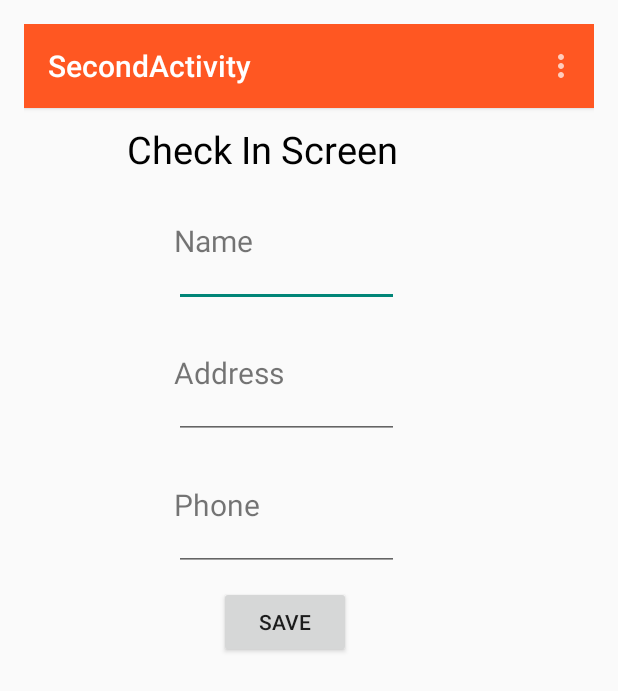
After one commit to xenhaoAC/Map2, an Android app: the SecondActivity screen opened directly, with no data from a screen before it, on a phone screen of 412 x 824 dp. The commit adds this screen. Shown: the top 691 px of the screen. Run offline under Robolectric (Android 15) with nearby library versions, the phone set to English and light mode, and no system bars.

```diff
--- a/app/build.gradle
+++ b/app/build.gradle
@@ -21,7 +21,7 @@ android {
 
 dependencies {
     compile fileTree(dir: 'libs', include: ['*.jar'])
-    compile 'com.android.support:appcompat-v7:22.0.0'
+    compile 'com.android.support:appcompat-v7:22.1.0'
     compile 'com.google.android.gms:play-services:7.0.0'
     compile 'com.getbase:floatingactionbutton:1.9.0'
 }
--- /dev/null
+++ b/app/src/main/java/com/example/xenhao/map2/SecondActivity.java
@@ -0,0 +1,44 @@
+package com.example.xenhao.map2;
+
+import android.os.Bundle;
+import android.support.v7.app.ActionBarActivity;
+import android.support.v7.widget.Toolbar;
+import android.view.Menu;
+import android.view.MenuItem;
+
+
+public class SecondActivity extends ActionBarActivity {
+
+    Toolbar toolbar;
+
+    @Override
+    protected void onCreate(Bundle savedInstanceState) {
+        super.onCreate(savedInstanceState);
+        setContentView(R.layout.activity_second);
+
+        toolbar = (Toolbar)findViewById(R.id.toolbar);
+        setSupportActionBar(toolbar);
+    }
+
+    @Override
+    public boolean onCreateOptionsMenu(Menu menu) {
+        // Inflate the menu; this adds items to the action bar if it is present.
+        getMenuInflater().inflate(R.menu.menu_second, menu);
+        return true;
+    }
+
+    @Override
+    public boolean onOptionsItemSelected(MenuItem item) {
+        // Handle action bar item clicks here. The action bar will
+        // automatically handle clicks on the Home/Up button, so long
+        // as you specify a parent activity in AndroidManifest.xml.
+        int id = item.getItemId();
+
+        //noinspection SimplifiableIfStatement
+        if (id == R.id.action_settings) {
+            return true;
+        }
+
+        return super.onOptionsItemSelected(item);
+    }
+}
--- /dev/null
+++ b/app/src/main/res/layout/activity_second.xml
@@ -0,0 +1,96 @@
+<?xml version="1.0" encoding="utf-8"?>
+<RelativeLayout xmlns:android="http://schemas.android.com/apk/res/android"
+    xmlns:tools="http://schemas.android.com/tools"
+    android:layout_width="match_parent"
+    android:layout_height="match_parent" android:paddingLeft="@dimen/activity_horizontal_margin"
+    android:paddingRight="@dimen/activity_horizontal_margin"
+    android:paddingTop="@dimen/activity_vertical_margin"
+    android:paddingBottom="@dimen/activity_vertical_margin" tools:context=".MainActivity">
+
+
+    <include
+        android:id="@+id/toolbar"
+        layout="@layout/tool_bar"
+
+        ></include>
+
+    <LinearLayout
+        android:layout_below="@id/toolbar"
+        android:layout_width="match_parent"
+        android:layout_height="match_parent"
+        android:orientation="vertical">
+
+        <TextView
+            android:layout_marginTop="10dp"
+            android:textColor="#000000"
+            android:textSize="25dp"
+            android:layout_width="242dp"
+            android:layout_height="wrap_content"
+            android:text="Check In Screen"
+            android:id="@+id/details"
+            android:layout_gravity="center_horizontal" />
+
+        <TextView
+            android:layout_width="wrap_content"
+            android:layout_height="wrap_content"
+            android:layout_marginTop="30dp"
+            android:text="Name"
+            android:layout_marginLeft="100dp"
+            android:id="@+id/Name"
+            android:textSize="20dp"
+            />
+
+        <EditText
+            android:layout_marginLeft="100dp"
+
+            android:layout_marginTop="5dp"
+            android:layout_height="25dp"
+            android:layout_width="150dp"
+            android:id="@+id/editname" />
+
+        <TextView
+            android:layout_width="wrap_content"
+            android:layout_height="wrap_content"
+            android:layout_marginTop="30dp"
+            android:text="Address"
+            android:layout_marginLeft="100dp"
+            android:id="@+id/Address"
+            android:textSize="20dp"
+            />
+
+        <EditText
+            android:layout_marginLeft="100dp"
+
+            android:layout_marginTop="5dp"
+            android:layout_height="25dp"
+            android:layout_width="150dp"
+            android:id="@+id/editadd" />
+
+        <TextView
+            android:layout_width="wrap_content"
+            android:layout_height="wrap_content"
+            android:layout_marginTop="30dp"
+            android:text="Phone "
+            android:layout_marginLeft="100dp"
+            android:id="@+id/phone"
+            android:textSize="20dp"
+            />
+
+        <EditText
+            android:layout_marginLeft="100dp"
+
+            android:layout_marginTop="5dp"
+            android:layout_height="25dp"
+            android:layout_width="150dp"
+            android:id="@+id/editphone" />
+
+        <Button
+            android:layout_marginLeft="130dp"
+            android:layout_marginTop="10dp"
+            android:layout_width="wrap_content"
+            android:layout_height="wrap_content"
+            android:text="Save"
+            android:id="@+id/save" />
+
+    </LinearLayout>
+</RelativeLayout>
--- /dev/null
+++ b/app/src/main/res/layout/tool_bar.xml
@@ -0,0 +1,9 @@
+<?xml version="1.0" encoding="utf-8"?>
+
+<android.support.v7.widget.Toolbar
+    android:layout_height="wrap_content"
+    android:layout_width="match_parent"
+    android:elevation="2dp"
+    android:theme="@style/Base.ThemeOverlay.AppCompat.Dark"
+    android:background="@color/ColorPrimary"
+    xmlns:android="http://schemas.android.com/apk/res/android" />
--- /dev/null
+++ b/app/src/main/res/menu/menu_second.xml
@@ -0,0 +1,7 @@
+<menu xmlns:android="http://schemas.android.com/apk/res/android"
+    xmlns:app="http://schemas.android.com/apk/res-auto"
+    xmlns:tools="http://schemas.android.com/tools"
+    tools:context="com.example.xenhao.map2.SecondActivity">
+    <item android:id="@+id/action_settings" android:title="@string/action_settings"
+        android:orderInCategory="100" app:showAsAction="never" />
+</menu>
--- /dev/null
+++ b/app/src/main/res/values-w820dp/dimens.xml
@@ -0,0 +1,6 @@
+<resources>
+    <!-- Example customization of dimensions originally defined in res/values/dimens.xml
+         (such as screen margins) for screens with more than 820dp of available width. This
+         would include 7" and 10" devices in landscape (~960dp and ~1280dp respectively). -->
+    <dimen name="activity_horizontal_margin">64dp</dimen>
+</resources>
--- a/app/src/main/res/values/colors.xml
+++ b/app/src/main/res/values/colors.xml
@@ -9,4 +9,6 @@
     <color name="pink_pressed">#ec407a</color>
     <color name="blue_semi_transparent">#805677fc</color>
     <color name="blue_semi_transparent_pressed">#80738ffe</color>
+    <color name="ColorPrimary">#FF5722</color>
+    <color name="ColorPrimaryDark">#E64A19</color>
 </resources>
--- /dev/null
+++ b/app/src/main/res/values/dimens.xml
@@ -0,0 +1,5 @@
+<resources>
+    <!-- Default screen margins, per the Android Design guidelines. -->
+    <dimen name="activity_horizontal_margin">16dp</dimen>
+    <dimen name="activity_vertical_margin">16dp</dimen>
+</resources>
--- a/app/src/main/res/values/strings.xml
+++ b/app/src/main/res/values/strings.xml
@@ -1,4 +1,9 @@
 <resources>
     <string name="app_name">Map2</string>
     <string name="title_activity_maps">Map</string>
+    <string name="title_activity_second">SecondActivity</string>
+
+    <string name="hello_world">Hello world!</string>
+    <string name="action_settings">Settings</string>
+    <string name="title_activity_third">ThirdActivity</string>
 </resources>
--- a/app/src/main/res/values/styles.xml
+++ b/app/src/main/res/values/styles.xml
@@ -1,7 +1,7 @@
 <resources>
 
     <!-- Base application theme. -->
-    <style name="AppTheme" parent="Theme.AppCompat.Light.DarkActionBar">
+    <style name="AppTheme" parent="Theme.AppCompat.Light.NoActionBar">
         <!-- Customize your theme here. -->
     </style>
 
```
Also changed, not shown: app/src/main/AndroidManifest.xml (+8 -0 lines), app/src/main/java/com/example/xenhao/map2/MapsActivity.java (+35 -6 lines), app/src/main/java/com/example/xenhao/map2/ThirdActivity.java (added, +44 -0 lines), app/src/main/res/layout/activity_maps.xml (+38 -6 lines), app/src/main/res/layout/activity_third.xml (added, +96 -0 lines), app/src/main/res/menu/menu_third.xml (added, +7 -0 lines), 2 other files.
